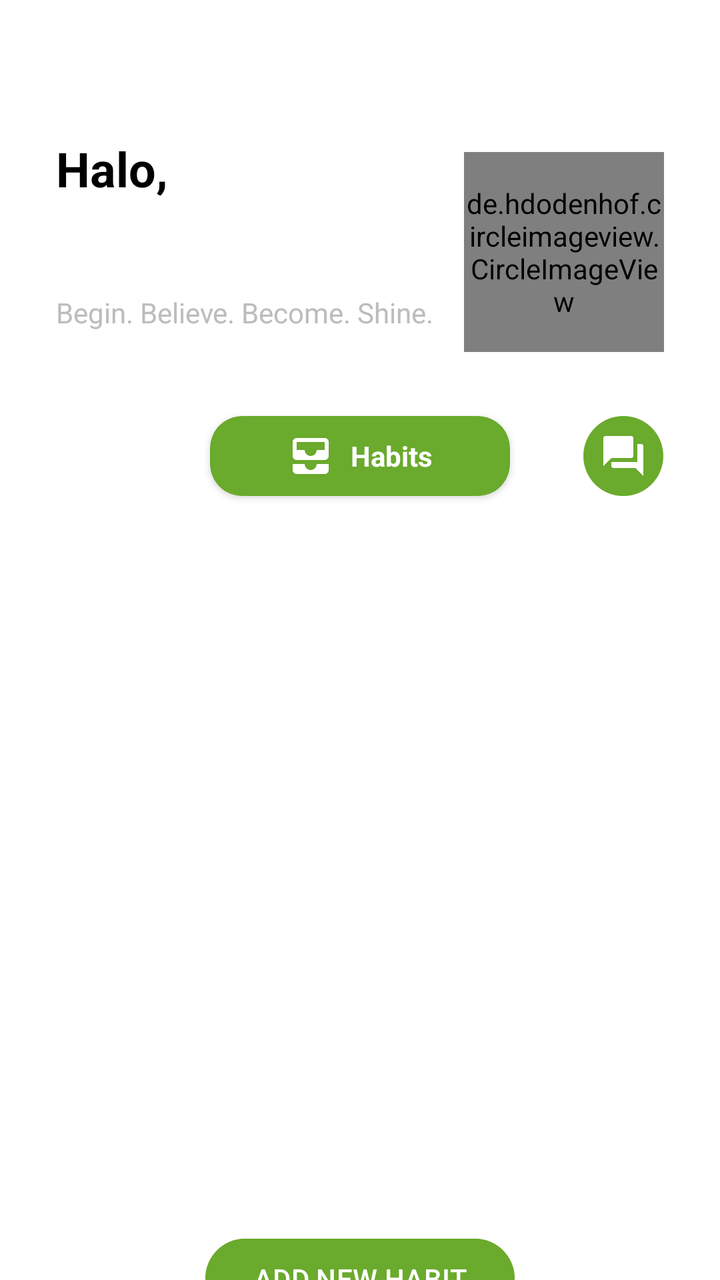
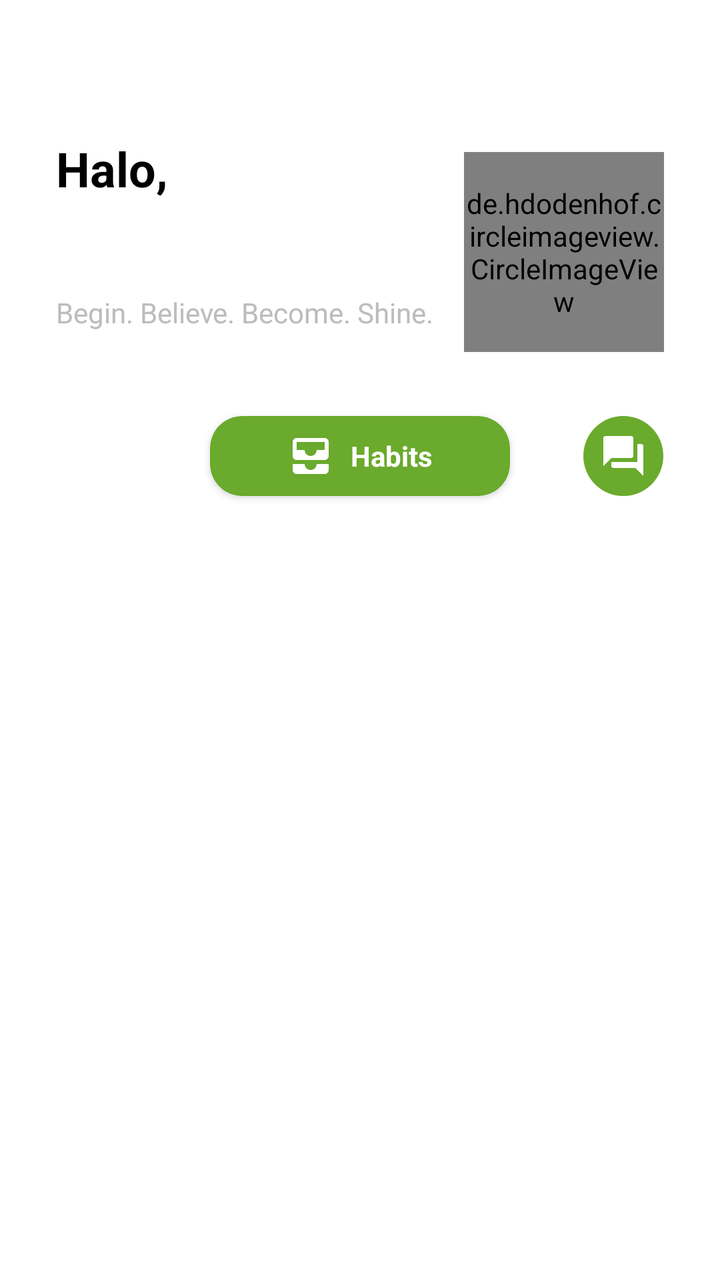

The first picture is an Android layout as it rendered before a commit; the second is the same layout after the commit. The layout source and the unified diff follow.
<!-- AndroidManifest.xml: application theme Theme.BrightHabit -->
<!-- res/layout/activity_homepage.xml -->
<?xml version="1.0" encoding="utf-8"?>
<androidx.constraintlayout.widget.ConstraintLayout xmlns:android="http://schemas.android.com/apk/res/android"
    xmlns:app="http://schemas.android.com/apk/res-auto"
    xmlns:tools="http://schemas.android.com/tools"
    android:id="@+id/homepageLayout"
    android:layout_width="match_parent"
    android:layout_height="match_parent"
    android:background="@color/white"
    tools:context=".Homepage">

    

    
    <ImageView
        android:id="@+id/forumIcon"
        android:layout_width="40dp"
        android:layout_height="40dp"
        android:layout_marginStart="8dp"
        android:layout_marginTop="0dp"
        android:src="@drawable/ic_forum"
        android:background="@drawable/rounded_background"
        android:padding="8dp"
        app:layout_constraintStart_toEndOf="@id/habitsCard"
        app:layout_constraintTop_toTopOf="@id/habitsCard"
        app:layout_constraintBottom_toBottomOf="@id/habitsCard"
        app:layout_constraintEnd_toEndOf="parent" />

    

    

    <TextView
        android:id="@+id/greetingText"
        android:layout_width="wrap_content"
        android:layout_height="wrap_content"
        android:layout_marginStart="28dp"
        android:layout_marginTop="68dp"
        android:text="Halo,"
        android:textColor="@color/black"
        android:textSize="24sp"
        android:textStyle="bold"
        app:layout_constraintStart_toStartOf="parent"
        app:layout_constraintTop_toTopOf="parent" />

    <TextView
        android:id="@+id/username"
        android:layout_width="0dp"
        android:layout_height="wrap_content"
        android:layout_marginTop="2dp"
        android:text=""
        android:textColor="@color/navy"
        android:textSize="30sp"
        android:textStyle="bold"
        app:layout_constraintEnd_toEndOf="parent"
        app:layout_constraintStart_toStartOf="@id/greetingText"
        app:layout_constraintTop_toBottomOf="@id/greetingText" />

    

    
    <TextView
        android:id="@+id/tagline"
        android:layout_width="wrap_content"
        android:layout_height="wrap_content"
        android:layout_marginTop="4dp"
        android:text="Begin. Believe. Become. Shine."
        android:textColor="@color/gray"
        android:textSize="14sp"
        app:layout_constraintEnd_toEndOf="@id/username"
        app:layout_constraintHorizontal_bias="0.0"
        app:layout_constraintStart_toStartOf="@id/greetingText"
        app:layout_constraintTop_toBottomOf="@id/username" />

    

    <de.hdodenhof.circleimageview.CircleImageView
        android:id="@+id/profileImage"
        android:layout_width="100dp"
        android:layout_height="100dp"
        android:layout_marginTop="8dp"
        android:layout_marginEnd="28dp"
        app:civ_border_color="@color/green"
        app:civ_border_width="2dp"
        app:layout_constraintEnd_toEndOf="parent"
        app:layout_constraintTop_toTopOf="@id/greetingText" />

    <androidx.cardview.widget.CardView
        android:id="@+id/habitsCard"
        android:layout_width="wrap_content"
        android:layout_height="wrap_content"
        android:layout_marginTop="32dp"
        app:cardBackgroundColor="@color/green"
        app:cardCornerRadius="16dp"
        app:layout_constraintEnd_toEndOf="parent"
        app:layout_constraintStart_toStartOf="parent"
        app:layout_constraintTop_toBottomOf="@id/profileImage">

        <LinearLayout
            android:layout_width="150dp"
            android:layout_height="40dp"
            android:gravity="center"
            android:orientation="horizontal"
            android:padding="5dp">

            <ImageView
                android:id="@+id/habitsIcon"
                android:layout_width="24dp"
                android:layout_height="wrap_content"
                android:layout_gravity="center_vertical"
                android:src="@drawable/ic_inbox" />

            <TextView
                android:id="@+id/habitsText"
                android:layout_width="wrap_content"
                android:layout_height="wrap_content"
                android:layout_gravity="center_vertical"
                android:paddingStart="8dp"
                android:text="Habits"
                android:textColor="@android:color/white"
                android:textStyle="bold" />
        </LinearLayout>
    </androidx.cardview.widget.CardView>

    
    <androidx.recyclerview.widget.RecyclerView
        android:id="@+id/recyclerViewHabits"
        android:layout_width="369dp"
        android:layout_height="202dp"
        android:layout_marginTop="40dp"
        app:layout_constraintBottom_toBottomOf="parent"
        app:layout_constraintEnd_toEndOf="parent"
        app:layout_constraintStart_toStartOf="parent"
        app:layout_constraintTop_toBottomOf="@id/habitsCard"
        app:layout_constraintVertical_bias="0.035" />

    
    <HorizontalScrollView
        android:layout_width="match_parent"
        android:layout_height="wrap_content"
        android:fillViewport="true"
        android:layout_marginTop="24dp"
        app:layout_constraintBottom_toBottomOf="parent"
        app:layout_constraintStart_toStartOf="parent"
        app:layout_constraintEnd_toEndOf="parent">


    </HorizontalScrollView>


    

    

    <Button
        android:id="@+id/btnAddHabit"
        android:layout_width="wrap_content"
        android:layout_height="wrap_content"
        android:layout_marginTop="120dp"
        android:backgroundTint="@color/green"
        android:text="Add New Habit"
        android:textAllCaps="true"
        android:textColor="@android:color/white"
        app:layout_constraintEnd_toEndOf="parent"
        app:layout_constraintStart_toStartOf="parent"
        app:layout_constraintTop_toBottomOf="@id/recyclerViewHabits" />

    <androidx.recyclerview.widget.RecyclerView
        android:id="@+id/recyclerViewDates"
        android:layout_width="0dp"
        android:layout_height="wrap_content"
        android:layout_marginTop="200dp"
        android:clipToPadding="false"
        android:paddingVertical="8dp"
        android:scrollbars="none"
        app:layout_constraintBottom_toBottomOf="parent"
        app:layout_constraintEnd_toEndOf="parent"
        app:layout_constraintHorizontal_bias="0.0"
        app:layout_constraintStart_toStartOf="parent"
        app:layout_constraintTop_toBottomOf="@id/btnAddHabit"
        app:layout_constraintVertical_bias="1.0" />


</androidx.constraintlayout.widget.ConstraintLayout>
<!-- resources referenced by this layout -->
<resources>
  <color name="black">#FF000000</color>
  <color name="gray">#BEBBBB</color>
  <color name="green">#6AAA2C</color>
  <color name="navy">#607B82</color>
  <color name="white">#FFFFFFFF</color>
  <!-- drawable ic_forum (drawable) -->
  <vector xmlns:android="http://schemas.android.com/apk/res/android" android:height="24dp" android:tint="#FFFFFF" android:viewportHeight="24" android:viewportWidth="24" android:width="24dp">
        
      <path android:fillColor="@android:color/white" android:pathData="M21,6h-2v9L6,15v2c0,0.55 0.45,1 1,1h11l4,4L22,7c0,-0.55 -0.45,-1 -1,-1zM17,12L17,3c0,-0.55 -0.45,-1 -1,-1L3,2c-0.55,0 -1,0.45 -1,1v14l4,-4h10c0.55,0 1,-0.45 1,-1z"/>
      
  </vector>
  <!-- drawable ic_inbox (drawable) -->
  <vector xmlns:android="http://schemas.android.com/apk/res/android" android:height="24dp" android:tint="#FFFFFF" android:viewportHeight="24" android:viewportWidth="24" android:width="24dp">
        
      <path android:fillColor="@android:color/white" android:pathData="M19,3L5,3c-1.1,0 -2,0.9 -2,2v7c0,1.1 0.9,2 2,2h14c1.1,0 2,-0.9 2,-2L21,5c0,-1.1 -0.9,-2 -2,-2zM19,9h-4c0,1.62 -1.38,3 -3,3s-3,-1.38 -3,-3L5,9L5,5h14v4zM15,16h6v3c0,1.1 -0.9,2 -2,2L5,21c-1.1,0 -2,-0.9 -2,-2v-3h6c0,1.66 1.34,3 3,3s3,-1.34 3,-3z"/>
      
  </vector>
  <!-- drawable rounded_background (drawable) -->
  <?xml version="1.0" encoding="utf-8"?>
  <shape xmlns:android="http://schemas.android.com/apk/res/android"
      android:shape="oval">
      <solid android:color="@color/green"/>
      <size android:width="50dp" android:height="50dp"/>
  </shape>
  <style name="Theme.BrightHabit" parent="Base.Theme.BrightHabit" />
  <style name="Base.Theme.BrightHabit" parent="Theme.Material3.DayNight.NoActionBar">
          
          
      </style>
</resources>

<!-- the commit's change to res/layout/activity_homepage.xml (unified diff, before → after) -->
@@ -8,9 +8,6 @@
     android:background="@color/white"
     tools:context=".Homepage">
 
-    
-
-    
     <ImageView
         android:id="@+id/forumIcon"
         android:layout_width="40dp"
@@ -24,10 +21,6 @@
         app:layout_constraintTop_toTopOf="@id/habitsCard"
         app:layout_constraintBottom_toBottomOf="@id/habitsCard"
         app:layout_constraintEnd_toEndOf="parent" />
-
-    
-
-    
 
     <TextView
         android:id="@+id/greetingText"
@@ -55,9 +48,6 @@
         app:layout_constraintStart_toStartOf="@id/greetingText"
         app:layout_constraintTop_toBottomOf="@id/greetingText" />
 
-    
-
-    
     <TextView
         android:id="@+id/tagline"
         android:layout_width="wrap_content"
@@ -70,8 +60,6 @@
         app:layout_constraintHorizontal_bias="0.0"
         app:layout_constraintStart_toStartOf="@id/greetingText"
         app:layout_constraintTop_toBottomOf="@id/username" />
-
-    
 
     <de.hdodenhof.circleimageview.CircleImageView
         android:id="@+id/profileImage"
@@ -121,11 +109,10 @@
         </LinearLayout>
     </androidx.cardview.widget.CardView>
 
-    
     <androidx.recyclerview.widget.RecyclerView
         android:id="@+id/recyclerViewHabits"
         android:layout_width="369dp"
-        android:layout_height="202dp"
+        android:layout_height="300dp"
         android:layout_marginTop="40dp"
         app:layout_constraintBottom_toBottomOf="parent"
         app:layout_constraintEnd_toEndOf="parent"
@@ -133,7 +120,6 @@
         app:layout_constraintTop_toBottomOf="@id/habitsCard"
         app:layout_constraintVertical_bias="0.035" />
 
-    
     <HorizontalScrollView
         android:layout_width="match_parent"
         android:layout_height="wrap_content"
@@ -142,20 +128,13 @@
         app:layout_constraintBottom_toBottomOf="parent"
         app:layout_constraintStart_toStartOf="parent"
         app:layout_constraintEnd_toEndOf="parent">
-
-
     </HorizontalScrollView>
-
-
-    
-
-    
 
     <Button
         android:id="@+id/btnAddHabit"
         android:layout_width="wrap_content"
         android:layout_height="wrap_content"
-        android:layout_marginTop="120dp"
+        android:layout_marginTop="72dp"
         android:backgroundTint="@color/green"
         android:text="Add New Habit"
         android:textAllCaps="true"
@@ -174,10 +153,9 @@
         android:scrollbars="none"
         app:layout_constraintBottom_toBottomOf="parent"
         app:layout_constraintEnd_toEndOf="parent"
-        app:layout_constraintHorizontal_bias="0.0"
+        app:layout_constraintHorizontal_bias="1.0"
         app:layout_constraintStart_toStartOf="parent"
         app:layout_constraintTop_toBottomOf="@id/btnAddHabit"
         app:layout_constraintVertical_bias="1.0" />
 
-
 </androidx.constraintlayout.widget.ConstraintLayout>
